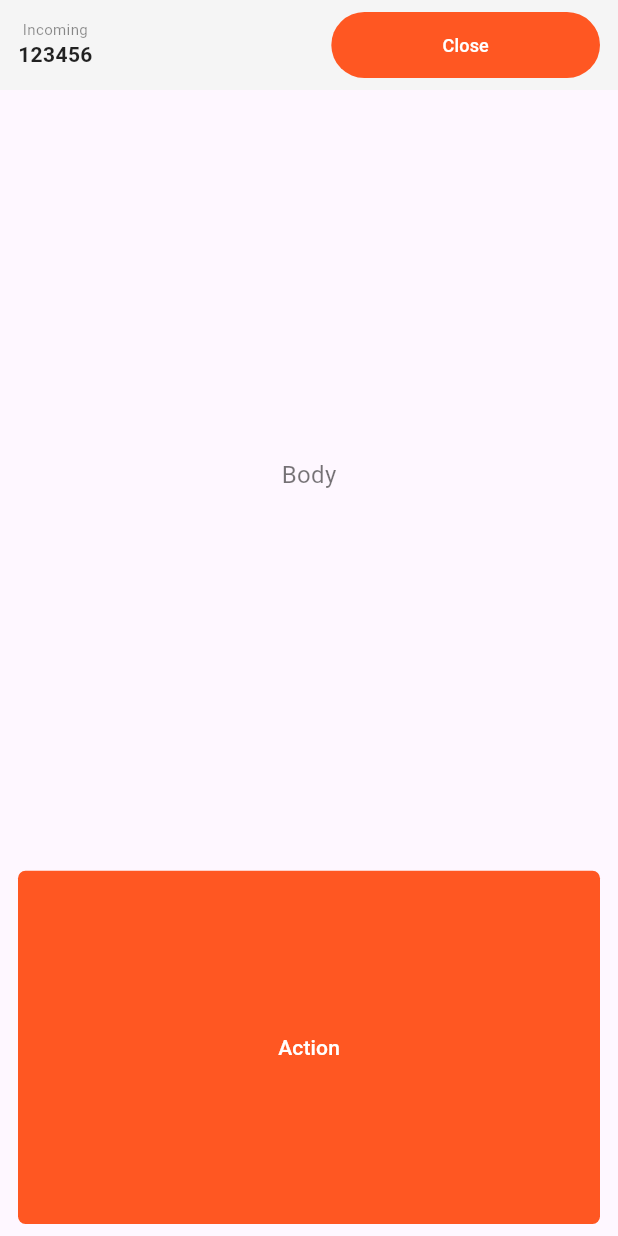
After one commit to yunustaha/giri-mobile, a Flutter app: the CustomOverlay screen opened directly, on a phone screen of 412 x 824 dp. The commit adds this screen. Run offline on Flutter 3.47's test engine with Material 3 defaults, Android fonts, the phone set to English and light mode, and no system bars; our stand-ins replace dio, flutter_dotenv, flutter_form_builder, flutter_mobx, fluttertoast, form_builder_validators and 5 more; missing offline and left inert: phone_state, system_alert_window; accounts and stored records are empty; generated files the repository leaves out were written again.

Commit message:
overlay window and phone keeper structure added..

```diff
--- /dev/null
+++ b/lib/custom_overlay.dart
@@ -0,0 +1,128 @@
+import 'dart:developer';
+import 'dart:isolate';
+import 'dart:ui';
+import 'package:flutter/material.dart';
+import 'package:system_alert_window/system_alert_window.dart';
+
+class CustomOverlay extends StatefulWidget {
+  const CustomOverlay({super.key});
+
+  @override
+  State<CustomOverlay> createState() => _CustomOverlayState();
+}
+
+class _CustomOverlayState extends State<CustomOverlay> {
+  static const String _mainAppPort = 'MainApp';
+  SendPort? mainAppPort;
+  bool update = false;
+  @override
+  void initState() {
+    super.initState();
+    SystemAlertWindow.overlayListener.listen((event) {
+      log("$event in overlay");
+      if (event is bool) {
+        setState(() {
+          update = event;
+        });
+      }
+    });
+  }
+
+  void callBackFunction(String tag) {
+    print("Got tag " + tag);
+    mainAppPort ??= IsolateNameServer.lookupPortByName(
+      _mainAppPort,
+    );
+    // mainAppPort?.send('Date: ${DateTime.now()}');
+    mainAppPort?.send(tag);
+  }
+
+  Widget overlay() {
+    return SizedBox(
+      height: MediaQuery.of(context).size.height,
+      width: MediaQuery.of(context).size.width,
+      child: Column(
+        mainAxisAlignment: MainAxisAlignment.spaceBetween,
+        children: [
+          Container(
+            height: 60,
+            color: Colors.grey[100],
+            child: Row(
+              mainAxisAlignment: MainAxisAlignment.spaceBetween,
+              children: [
+                Padding(
+                  padding: const EdgeInsets.all(12.0),
+                  child: Column(
+                    children: [
+                      Text(update ? "outgoing" : "Incoming", style: TextStyle(fontSize: 10, color: Colors.black45)),
+                      Text(
+                        "123456",
+                        style: TextStyle(fontSize: 14, color: Colors.black87, fontWeight: FontWeight.bold),
+                      ),
+                    ],
+                  ),
+                ),
+                TextButton(
+                  style: ButtonStyle(
+                    overlayColor: MaterialStateProperty.all(Colors.transparent),
+                  ),
+                  onPressed: () {
+                    callBackFunction("Close");
+                    SystemAlertWindow.closeSystemWindow(prefMode: prefMode);
+                  },
+                  child: Container(
+                    width: MediaQuery.of(context).size.width / 2.3,
+                    margin: EdgeInsets.only(left: 30),
+                    padding: EdgeInsets.all(10),
+                    decoration: BoxDecoration(borderRadius: BorderRadius.all(Radius.circular(30)), color: update ? Colors.grey : Colors.deepOrange),
+                    child: Center(
+                      child: Text(
+                        "Close",
+                        style: TextStyle(color: Colors.white, fontSize: 12),
+                      ),
+                    ),
+                  ),
+                )
+              ],
+            ),
+          ),
+          Padding(
+            padding: const EdgeInsets.symmetric(horizontal: 16.0, vertical: 20),
+            child: Text(
+              update ? "clicks Disabled" : "Body",
+              style: TextStyle(fontSize: 16, color: Colors.black54),
+            ),
+          ),
+          TextButton(
+            style: ButtonStyle(
+              overlayColor: MaterialStateProperty.all(Colors.transparent),
+            ),
+            onPressed: () {
+              callBackFunction("Action");
+            },
+            child: Container(
+              padding: EdgeInsets.all(12),
+              height: (MediaQuery.of(context).size.height) / 3.5,
+              width: MediaQuery.of(context).size.width / 1.05,
+              decoration: BoxDecoration(borderRadius: BorderRadius.all(Radius.circular(5)), color: update ? Colors.grey : Colors.deepOrange),
+              child: Center(
+                child: Text(
+                  "Action",
+                  style: TextStyle(fontSize: 14, color: Colors.white),
+                ),
+              ),
+            ),
+          )
+        ],
+      ),
+    );
+  }
+
+  SystemWindowPrefMode prefMode = SystemWindowPrefMode.OVERLAY;
+  @override
+  Widget build(BuildContext context) {
+    return Scaffold(
+      body: overlay(),
+    );
+  }
+}
--- a/pubspec.yaml
+++ b/pubspec.yaml
@@ -45,6 +45,8 @@ dependencies:
   fluttertoast: ^8.2.4
   persistent_bottom_nav_bar: ^5.0.2
   modal_bottom_sheet: ^3.0.0
+  phone_state: ^1.0.4
+  system_alert_window: ^2.0.0
 
 dev_dependencies:
   flutter_test:
```
Also changed, not shown: lib/main.dart (+13 -1 lines), lib/screens/base_screen.dart (added, +101 -0 lines), 1 other file.
